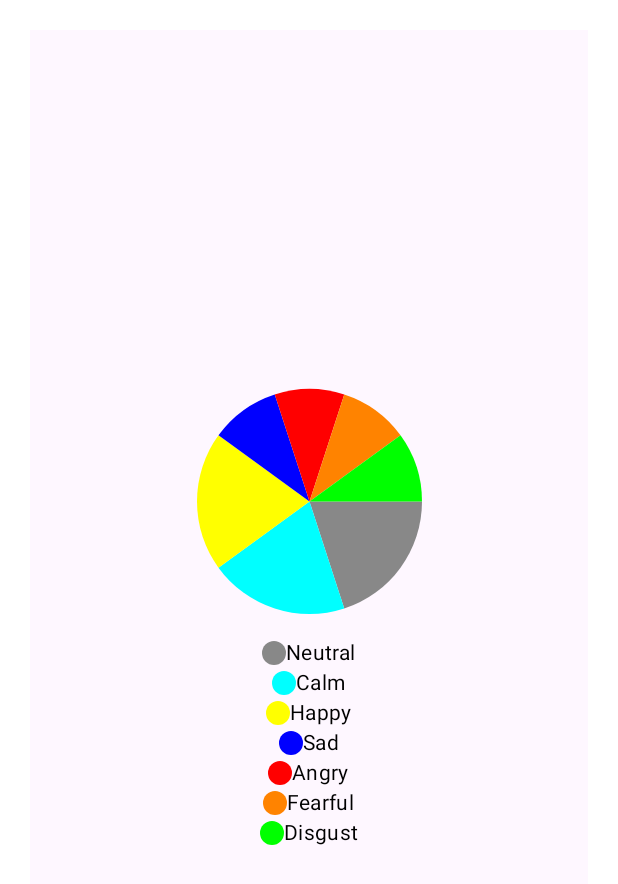
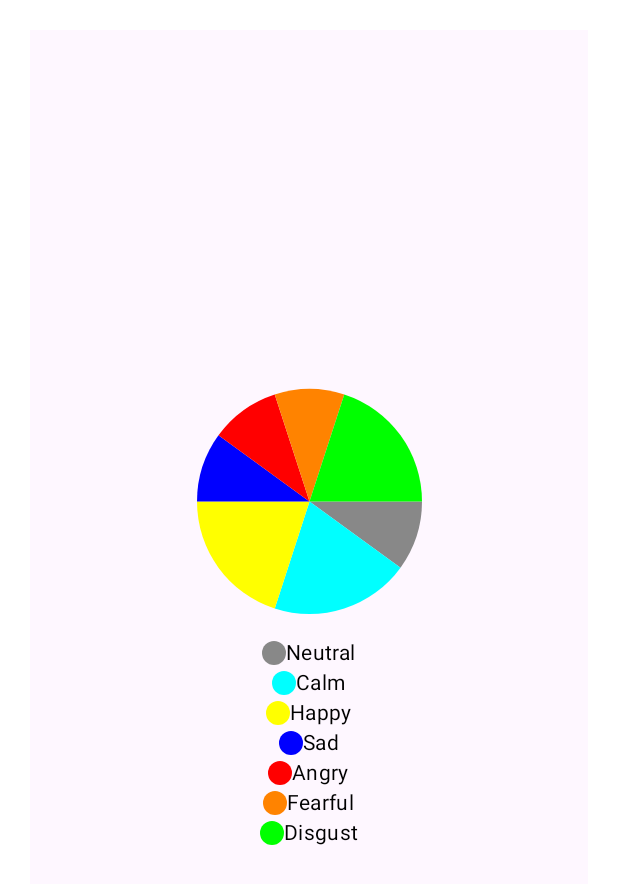
Before and after one commit to capstone-projects-2024-fall/aldwairi-projects-emotionecho, an Android app built with Jetpack Compose: the @Preview function PieChartWithLegendExample, on a phone screen of 412 x 824 dp. Shown: the top 884 px of the screen. Run offline under Robolectric (Android 15) with nearby library versions, the phone set to English and light mode, and no system bars; libraries missing offline, so code that uses them is left out: com.chaquo.python.

Commit message:
update the preview code for result

```diff
--- a/app/src/main/java/com/temple/aldwairi_projects_emotionecho/ui/navigation/screen/ResultDisplayScreen.kt
+++ b/app/src/main/java/com/temple/aldwairi_projects_emotionecho/ui/navigation/screen/ResultDisplayScreen.kt
@@ -27,12 +27,12 @@ import androidx.compose.ui.graphics.nativeCanvas
 import androidx.compose.ui.tooling.preview.Preview
 import androidx.compose.ui.unit.dp
 import androidx.compose.ui.unit.sp
+import com.chaquo.python.Python
 import kotlin.math.PI
 import kotlin.math.cos
 import kotlin.math.sin
 
 data class PieChartData(val value: Float, val color: Color, val label: String)
-
 @Composable
 fun PieChartWithLegend(data: List<PieChartData>) {
     Surface(
@@ -93,14 +93,18 @@ fun LegendItem(color: Color, text: String) {
 @Preview
 @Composable
 fun PieChartWithLegendExample() {
+//    val py = Python.getInstance()
+//    val objectList = py.getModule("resultProcess").callAttr("getEmotions", listOf(1,2,3,4,5,6,6,7))
+//    val floatList = objectList.asList().map { it.toString().toFloat() }
+    val floatList = listOf(10f,20f,20f,10f,10f,10f,20f)
     val data = listOf(
-        PieChartData(20f, Color.Gray,"Neutral"),
-        PieChartData(20f, Color.Cyan,"Calm"),
-        PieChartData(20f, Color.Yellow, "Happy"),
-        PieChartData(10f, Color.Blue,"Sad"),
-        PieChartData(10f, Color.Red,"Angry"),
-        PieChartData(10f, Color(255, 131, 0),"Fearful"),
-        PieChartData(10f, Color.Green,"Disgust")
+        PieChartData(floatList[0], Color.Gray,"Neutral"),
+        PieChartData(floatList[1], Color.Cyan,"Calm"),
+        PieChartData(floatList[2], Color.Yellow, "Happy"),
+        PieChartData(floatList[3], Color.Blue,"Sad"),
+        PieChartData(floatList[4], Color.Red,"Angry"),
+        PieChartData(floatList[5], Color(255, 131, 0),"Fearful"),
+        PieChartData(floatList[6], Color.Green,"Disgust")
     )
     PieChartWithLegend(data = data)
 }
```
